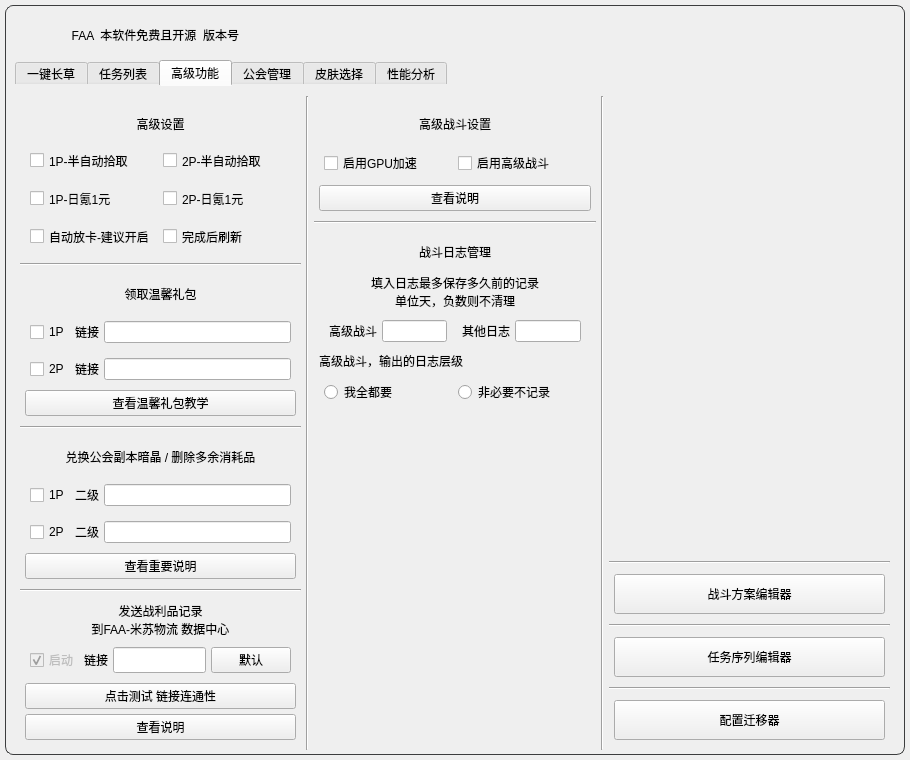
Before: the Qt Designer form resource/ui/FAA_3.0.ui in StareAbyss/FoodsVsMiceAutoAssistant, drawn with Qt 5.
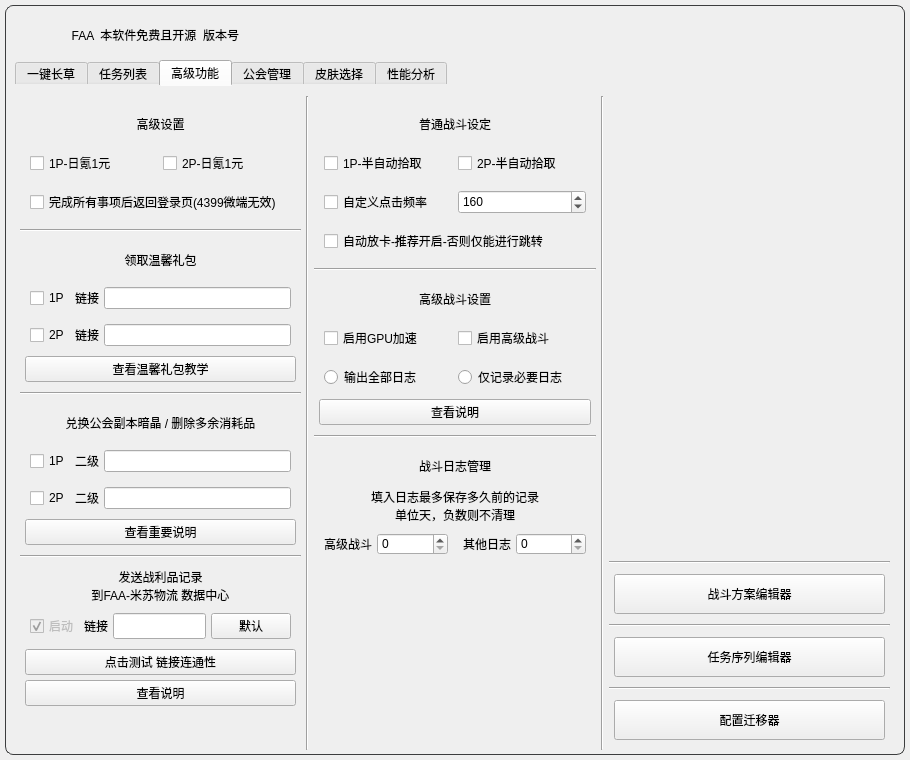
After: the same form once the commit is applied. The open tabs and pages were chosen to show the change. Icons and pictures are not drawn. Custom widgets are drawn as their Qt base class.

Commit message: feat: 允许用户在UI中自定义软件点击频率. 此外调整了高级设置中, 多项配置项的分类.

```diff
--- a/resource/ui/FAA_3.0.ui
+++ b/resource/ui/FAA_3.0.ui
@@ -8330,7 +8330,7 @@
             <number>0</number>
            </property>
            <item>
-            <layout class="QVBoxLayout" name="Lay_Tab3_Left" stretch="4,1,4,1,4,1,4">
+            <layout class="QVBoxLayout" name="Lay_Tab3_Left" stretch="0,0,0,0,0,0,0,0">
              <property name="spacing">
               <number>5</number>
              </property>
@@ -8347,7 +8347,7 @@
               <number>5</number>
              </property>
              <item>
-              <layout class="QVBoxLayout" name="Lay_AdvancedSettings" stretch="1,1,1,1">
+              <layout class="QVBoxLayout" name="Lay_AdvancedSettings" stretch="1,1,1">
                <property name="spacing">
                 <number>5</number>
                </property>
@@ -8380,79 +8380,7 @@
                 </widget>
                </item>
                <item>
-                <layout class="QHBoxLayout" name="Lay_AdvancedSettings_Center">
-                 <property name="leftMargin">
-                  <number>5</number>
-                 </property>
-                 <property name="topMargin">
-                  <number>5</number>
-                 </property>
-                 <property name="rightMargin">
-                  <number>5</number>
-                 </property>
-                 <property name="bottomMargin">
-                  <number>5</number>
-                 </property>
-                 <item>
-                  <widget class="QCheckBox" name="AutoPickUp_1P">
-                   <property name="enabled">
-                    <bool>true</bool>
-                   </property>
-                   <property name="sizePolicy">
-                    <sizepolicy hsizetype="Expanding" vsizetype="Expanding">
-                     <horstretch>0</horstretch>
-                     <verstretch>0</verstretch>
-                    </sizepolicy>
-                   </property>
-                   <property name="minimumSize">
-                    <size>
-                     <width>0</width>
-                     <height>0</height>
-                    </size>
-                   </property>
-                   <property name="maximumSize">
-                    <size>
-                     <width>1677215</width>
-                     <height>16777215</height>
-                    </size>
-                   </property>
-                   <property name="text">
-                    <string>1P-半自动拾取</string>
-                   </property>
-                  </widget>
-                 </item>
-                 <item>
-                  <widget class="QCheckBox" name="AutoPickUp_2P">
-                   <property name="enabled">
-                    <bool>true</bool>
-                   </property>
-                   <property name="sizePolicy">
-                    <sizepolicy hsizetype="Expanding" vsizetype="Expanding">
-                     <horstretch>0</horstretch>
-                     <verstretch>0</verstretch>
-                    </sizepolicy>
-                   </property>
-                   <property name="minimumSize">
-                    <size>
-                     <width>0</width>
-                     <height>0</height>
-                    </size>
-                   </property>
-                   <property name="maximumSize">
-                    <size>
-                     <width>1677215</width>
-                     <height>16777215</height>
-                    </size>
-                   </property>
-                   <property name="text">
-                    <string>2P-半自动拾取</string>
-                   </property>
-                  </widget>
-                 </item>
-                </layout>
-               </item>
-               <item>
-                <layout class="QHBoxLayout" name="Lay_AdvancedSettings_Center_2">
+                <layout class="QHBoxLayout" name="Lay_AdvancedSettings_2">
                  <property name="leftMargin">
                   <number>5</number>
                  </property>
@@ -8485,7 +8413,7 @@
                    <property name="maximumSize">
                     <size>
                      <width>1677215</width>
-                     <height>16777215</height>
+                     <height>100</height>
                     </size>
                    </property>
                    <property name="text">
@@ -8513,7 +8441,7 @@
                    <property name="maximumSize">
                     <size>
                      <width>1677215</width>
-                     <height>16777215</height>
+                     <height>100</height>
                     </size>
                    </property>
                    <property name="text">
@@ -8537,34 +8465,6 @@
                  <property name="bottomMargin">
                   <number>5</number>
                  </property>
-                 <item>
-                  <widget class="QCheckBox" name="AutoUseCard">
-                   <property name="enabled">
-                    <bool>true</bool>
-                   </property>
-                   <property name="sizePolicy">
-                    <sizepolicy hsizetype="Expanding" vsizetype="Expanding">
-                     <horstretch>0</horstretch>
-                     <verstretch>0</verstretch>
-                    </sizepolicy>
-                   </property>
-                   <property name="minimumSize">
-                    <size>
-                     <width>0</width>
-                     <height>0</height>
-                    </size>
-                   </property>
-                   <property name="maximumSize">
-                    <size>
-                     <width>1677215</width>
-                     <height>16777215</height>
-                    </size>
-                   </property>
-                   <property name="text">
-                    <string>自动放卡-建议开启</string>
-                   </property>
-                  </widget>
-                 </item>
                  <item>
                   <widget class="QCheckBox" name="EndExitGame">
                    <property name="enabled">
@@ -8585,7 +8485,7 @@
                    <property name="maximumSize">
                     <size>
                      <width>1677215</width>
-                     <height>16777215</height>
+                     <height>100</height>
                     </size>
                    </property>
                    <property name="mouseTracking">
@@ -8595,7 +8495,7 @@
                     <bool>false</bool>
                    </property>
                    <property name="text">
-                    <string>完成后刷新</string>
+                    <string>完成所有事项后返回登录页(4399微端无效)</string>
                    </property>
                    <property name="checkable">
                     <bool>true</bool>
@@ -8638,6 +8538,12 @@
                    <height>35</height>
                   </size>
                  </property>
+                 <property name="maximumSize">
+                  <size>
+                   <width>16777215</width>
+                   <height>35</height>
+                  </size>
+                 </property>
                  <property name="text">
                   <string>领取温馨礼包</string>
                  </property>
@@ -8680,7 +8586,7 @@
                    <property name="maximumSize">
                     <size>
                      <width>1677215</width>
-                     <height>16777215</height>
+                     <height>100</height>
                     </size>
                    </property>
                    <property name="text">
@@ -8690,6 +8596,18 @@
                  </item>
                  <item>
                   <widget class="QLabel" name="GetWarmGift_1P_Text">
+                   <property name="minimumSize">
+                    <size>
+                     <width>0</width>
+                     <height>0</height>
+                    </size>
+                   </property>
+                   <property name="maximumSize">
+                    <size>
+                     <width>16777215</width>
+                     <height>100</height>
+                    </size>
+                   </property>
                    <property name="text">
                     <string>链接</string>
                    </property>
@@ -8771,7 +8689,7 @@
                    <property name="maximumSize">
                     <size>
                      <width>1677215</width>
-                     <height>16777215</height>
+                     <height>100</height>
                     </size>
                    </property>
                    <property name="text">
@@ -8781,6 +8699,18 @@
                  </item>
                  <item>
                   <widget class="QLabel" name="GetWarmGift_2P_Text">
+                   <property name="minimumSize">
+                    <size>
+                     <width>0</width>
+                     <height>0</height>
+                    </size>
+                   </property>
+                   <property name="maximumSize">
+                    <size>
+                     <width>16777215</width>
+                     <height>100</height>
+                    </size>
+                   </property>
                    <property name="text">
                     <string>链接</string>
                    </property>
@@ -8845,7 +8775,7 @@
                  <property name="maximumSize">
                   <size>
                    <width>16777215</width>
-                   <height>16777215</height>
+                   <height>100</height>
                   </size>
                  </property>
                  <property name="toolTip">
@@ -8890,6 +8820,12 @@
                    <height>35</height>
                   </size>
                  </property>
+                 <property name="maximumSize">
+                  <size>
+                   <width>16777215</width>
+                   <height>35</height>
+                  </size>
+                 </property>
                  <property name="text">
                   <string>兑换公会副本暗晶 / 删除多余消耗品</string>
                  </property>
@@ -8932,7 +8868,7 @@
                    <property name="maximumSize">
                     <size>
                      <width>1677215</width>
-                     <height>16777215</height>
+                     <height>100</height>
                     </size>
                    </property>
                    <property name="text">
@@ -8942,6 +8878,18 @@
                  </item>
                  <item>
                   <widget class="QLabel" name="Level2_1P_Text">
+                   <property name="minimumSize">
+                    <size>
+                     <width>0</width>
+                     <height>0</height>
+                    </size>
+                   </property>
+                   <property name="maximumSize">
+                    <size>
+                     <width>16777215</width>
+                     <height>100</height>
+                    </size>
+                   </property>
                    <property name="text">
                     <string>二级</string>
                    </property>
@@ -9023,7 +8971,7 @@
                    <property name="maximumSize">
                     <size>
                      <width>1677215</width>
-                     <height>16777215</height>
+                     <height>100</height>
                     </size>
                    </property>
                    <property name="text">
@@ -9033,6 +8981,18 @@
                  </item>
                  <item>
                   <widget class="QLabel" name="Level2_2P_Text">
+                   <property name="minimumSize">
+                    <size>
+                     <width>0</width>
+                     <height>0</height>
+                    </size>
+                   </property>
+                   <property name="maximumSize">
+                    <size>
+                     <width>16777215</width>
+                     <height>100</height>
+                    </size>
+                   </property>
                    <property name="text">
                     <string>二级</string>
                    </property>
@@ -9097,7 +9057,7 @@
                  <property name="maximumSize">
                   <size>
                    <width>16777215</width>
-                   <height>16777215</height>
+                   <height>100</height>
                   </size>
                  </property>
                  <property name="toolTip">
@@ -9142,6 +9102,12 @@
                    <height>35</height>
                   </size>
                  </property>
+                 <property name="maximumSize">
+                  <size>
+                   <width>16777215</width>
+                   <height>35</height>
+                  </size>
+                 </property>
                  <property name="text">
                   <string>发送战利品记录
 到FAA-米苏物流 数据中心</string>
@@ -9185,7 +9151,7 @@
                    <property name="maximumSize">
                     <size>
                      <width>1677215</width>
-                     <height>16777215</height>
+                     <height>100</height>
                     </size>
                    </property>
                    <property name="text">
@@ -9207,6 +9173,18 @@
                      <verstretch>0</verstretch>
                     </sizepolicy>
                    </property>
+                   <property name="minimumSize">
+                    <size>
+                     <width>0</width>
+                     <height>0</height>
+                    </size>
+                   </property>
+                   <property name="maximumSize">
+                    <size>
+                     <width>16777215</width>
+                     <height>100</height>
+                    </size>
+                   </property>
                    <property name="text">
                     <string>链接</string>
                    </property>
@@ -9232,7 +9210,7 @@
                    <property name="maximumSize">
                     <size>
                      <width>250</width>
-                     <height>16777215</height>
+                     <height>100</height>
                     </size>
                    </property>
                    <property name="tabletTracking">
@@ -9269,7 +9247,7 @@
                    <property name="maximumSize">
                     <size>
                      <width>16777215</width>
-                     <height>16777215</height>
+                     <height>100</height>
                     </size>
                    </property>
                    <property name="toolTip">
@@ -9299,7 +9277,7 @@
                  <property name="maximumSize">
                   <size>
                    <width>16777215</width>
-                   <height>16777215</height>
+                   <height>100</height>
                   </size>
                  </property>
                  <property name="toolTip">
@@ -9327,7 +9305,7 @@
                  <property name="maximumSize">
                   <size>
                    <width>16777215</width>
-                   <height>16777215</height>
+                   <height>100</height>
                   </size>
                  </property>
                  <property name="toolTip">
@@ -9340,6 +9318,19 @@
                </item>
               </layout>
              </item>
+             <item>
+              <spacer name="verticalSpacer_12">
+               <property name="orientation">
+                <enum>Qt::Vertical</enum>
+               </property>
+               <property name="sizeHint" stdset="0">
+                <size>
+                 <width>20</width>
+                 <height>1000</height>
+                </size>
+               </property>
+              </spacer>
+             </item>
             </layout>
            </item>
            <item>
@@ -9350,7 +9341,7 @@
             </widget>
            </item>
            <item>
-            <layout class="QVBoxLayout" name="Lay_Tab3_Center" stretch="0,0,0,0">
+            <layout class="QVBoxLayout" name="Lay_Tab3_Center" stretch="0,0,0,0,0,0">
              <property name="spacing">
               <number>5</number>
              </property>
@@ -9367,7 +9358,252 @@
               <number>5</number>
              </property>
              <item>
-              <layout class="QVBoxLayout" name="Lay_senior_battle" stretch="1,0,0">
+              <layout class="QVBoxLayout" name="Lay_AdvancedSettings_5" stretch="1,0,0,0">
+               <property name="spacing">
+                <number>5</number>
+               </property>
+               <property name="leftMargin">
+                <number>5</number>
+               </property>
+               <property name="topMargin">
+                <number>5</number>
+               </property>
+               <property name="rightMargin">
+                <number>5</number>
+               </property>
+               <property name="bottomMargin">
+                <number>5</number>
+               </property>
+               <item>
+                <widget class="QLabel" name="AdvancedSettings_Text_2">
+                 <property name="minimumSize">
+                  <size>
+                   <width>0</width>
+                   <height>35</height>
+                  </size>
+                 </property>
+                 <property name="maximumSize">
+                  <size>
+                   <width>16777215</width>
+                   <height>35</height>
+                  </size>
+                 </property>
+                 <property name="text">
+                  <string>普通战斗设定</string>
+                 </property>
+                 <property name="alignment">
+                  <set>Qt::AlignCenter</set>
+                 </property>
+                </widget>
+               </item>
+               <item>
+                <layout class="QHBoxLayout" name="Lay_AdvancedSettings_1">
+                 <property name="leftMargin">
+                  <number>5</number>
+                 </property>
+                 <property name="topMargin">
+                  <number>5</number>
+                 </property>
+                 <property name="rightMargin">
+                  <number>5</number>
+                 </property>
+                 <property name="bottomMargin">
+                  <number>5</number>
+                 </property>
+                 <item>
+                  <widget class="QCheckBox" name="AutoPickUp_1P">
+                   <property name="enabled">
+                    <bool>true</bool>
+                   </property>
+                   <property name="sizePolicy">
+                    <sizepolicy hsizetype="Expanding" vsizetype="Expanding">
+                     <horstretch>0</horstretch>
+                     <verstretch>0</verstretch>
+                    </sizepolicy>
+                   </property>
+                   <property name="minimumSize">
+                    <size>
+                     <width>0</width>
+                     <height>0</height>
+                    </size>
+                   </property>
+                   <property name="maximumSize">
+                    <size>
+                     <width>1677215</width>
+                     <height>100</height>
+                    </size>
+                   </property>
+                   <property name="text">
+                    <string>1P-半自动拾取</string>
+                   </property>
+                  </widget>
+                 </item>
+                 <item>
+                  <widget class="QCheckBox" name="AutoPickUp_2P">
+                   <property name="enabled">
+                    <bool>true</bool>
+                   </property>
+                   <property name="sizePolicy">
+                    <sizepolicy hsizetype="Expanding" vsizetype="Expanding">
+                     <horstretch>0</horstretch>
+                     <verstretch>0</verstretch>
+                    </sizepolicy>
+                   </property>
+                   <property name="minimumSize">
+                    <size>
+                     <width>0</width>
+                     <height>0</height>
+                    </size>
+                   </property>
+                   <property name="maximumSize">
+                    <size>
+                     <width>1677215</width>
+                     <height>100</height>
+                    </size>
+                   </property>
+                   <property name="text">
+                    <string>2P-半自动拾取</string>
+                   </property>
+                  </widget>
+                 </item>
+                </layout>
+               </item>
+               <item>
+                <layout class="QHBoxLayout" name="Lay_AdvancedSettings_4">
+                 <property name="leftMargin">
+                  <number>5</number>
+                 </property>
+                 <property name="topMargin">
+                  <number>5</number>
+                 </property>
+                 <property name="rightMargin">
+                  <number>5</number>
+                 </property>
+                 <property name="bottomMargin">
+                  <number>5</number>
+                 </property>
+                 <item>
+                  <widget class="QCheckBox" name="CusCPS_Active">
+                   <property name="enabled">
+                    <bool>true</bool>
+                   </property>
+                   <property name="sizePolicy">
+                    <sizepolicy hsizetype="Expanding" vsizetype="Expanding">
+                     <horstretch>0</horstretch>
+                     <verstretch>0</verstretch>
+                    </sizepolicy>
+                   </property>
+                   <property name="minimumSize">
+                    <size>
+                     <width>0</width>
+                     <height>0</height>
+                    </size>
+                   </property>
+                   <property name="maximumSize">
+                    <size>
+                     <width>1677215</width>
+                     <height>100</height>
+                    </size>
+                   </property>
+                   <property name="toolTip">
+                    <string>不激活即为使用默认值160(每秒)</string>
+                   </property>
+                   <property name="text">
+                    <string>自定义点击频率</string>
+                   </property>
+                  </widget>
+                 </item>
+                 <item>
+                  <widget class="QSpinBox" name="CusCPS_Value">
+                   <property name="sizePolicy">
+                    <sizepolicy hsizetype="Expanding" vsizetype="Fixed">
+                     <horstretch>0</horstretch>
+                     <verstretch>0</verstretch>
+                    </sizepolicy>
+                   </property>
+                   <property name="minimumSize">
+                    <size>
+                     <width>0</width>
+                     <height>0</height>
+                    </size>
+                   </property>
+                   <property name="maximumSize">
+                    <size>
+                     <width>16777215</width>
+                     <height>100</height>
+                    </size>
+                   </property>
+                   <property name="toolTip">
+                    <string>默认值160(每秒)， 设定过高或过低的值可能造成各种问题!</string>
+                   </property>
+                   <property name="minimum">
+                    <number>100</number>
+                   </property>
+                   <property name="maximum">
+                    <number>300</number>
+                   </property>
+                   <property name="value">
+                    <number>160</number>
+                   </property>
+                  </widget>
+                 </item>
+                </layout>
+               </item>
+               <item>
+                <layout class="QHBoxLayout" name="Lay_AdvancedSettings_6">
+                 <property name="leftMargin">
+                  <number>5</number>
+                 </property>
+                 <property name="topMargin">
+                  <number>5</number>
+                 </property>
+                 <property name="rightMargin">
+                  <number>5</number>
+                 </property>
+                 <property name="bottomMargin">
+                  <number>5</number>
+                 </property>
+                 <item>
+                  <widget class="QCheckBox" name="AutoUseCard">
+                   <property name="enabled">
+                    <bool>true</bool>
+                   </property>
+                   <property name="sizePolicy">
+                    <sizepolicy hsizetype="Expanding" vsizetype="Expanding">
+                     <horstretch>0</horstretch>
+                     <verstretch>0</verstretch>
+                    </sizepolicy>
+                   </property>
+                   <property name="minimumSize">
+                    <size>
+                     <width>0</width>
+                     <height>0</height>
+                    </size>
+                   </property>
+                   <property name="maximumSize">
+                    <size>
+                     <width>1677215</width>
+                     <height>100</height>
+                    </size>
+                   </property>
+                   <property name="text">
+                    <string>自动放卡-推荐开启-否则仅能进行跳转</string>
+                   </property>
+                  </widget>
+                 </item>
+                </layout>
+               </item>
+              </layout>
+             </item>
+             <item>
+              <widget class="Line" name="line_10">
+               <property name="orientation">
+                <enum>Qt::Horizontal</enum>
+               </property>
+              </widget>
+             </item>
+             <item>
+              <layout class="QVBoxLayout" name="Lay_senior_battle" stretch="1,0,0,0">
                <property name="spacing">
                 <number>5</number>
                </property>
@@ -9418,6 +9654,18 @@
                      <verstretch>0</verstretch>
                     </sizepolicy>
                    </property>
+                   <property name="minimumSize">
+                    <size>
+                     <width>0</width>
+                     <height>0</height>
+                    </size>
+                   </property>
+                   <property name="maximumSize">
+                    <size>
+                     <width>16777215</width>
+                     <height>100</height>
+                    </size>
+                   </property>
                    <property name="text">
                     <string>启用GPU加速</string>
                    </property>
@@ -9440,7 +9688,7 @@
                    <property name="maximumSize">
                     <size>
                      <width>16777215</width>
-                     <height>16777215</height>
+                     <height>100</height>
                     </size>
                    </property>
                    <property name="toolTip">
@@ -9453,6 +9701,63 @@
                  </item>
                 </layout>
                </item>
+               <item>
+                <layout class="QHBoxLayout" name="Lay_senior_battle_2" stretch="1,1">
+                 <property name="spacing">
+                  <number>5</number>
+                 </property>
+                 <property name="leftMargin">
+                  <number>5</number>
+                 </property>
+                 <property name="topMargin">
+                  <number>5</number>
+                 </property>
+                 <property name="rightMargin">
+                  <number>5</number>
+                 </property>
+                 <property name="bottomMargin">
+                  <number>5</number>
+                 </property>
+                 <item>
+                  <widget class="QRadioButton" name="all_senior_log">
+                   <property name="minimumSize">
+                    <size>
+                     <width>0</width>
+                     <height>0</height>
+                    </size>
+                   </property>
+                   <property name="maximumSize">
+                    <size>
+                     <width>16777215</width>
+                     <height>100</height>
+                    </size>
+                   </property>
+                   <property name="text">
+                    <string>输出全部日志</string>
+                   </property>
+                  </widget>
+                 </item>
+                 <item>
+                  <widget class="QRadioButton" name="indeed_need">
+                   <property name="minimumSize">
+                    <size>
+                     <width>0</width>
+                     <height>0</height>
+                    </size>
+                   </property>
+                   <property name="maximumSize">
+                    <size>
+                     <width>16777215</width>
+                     <height>100</height>
+                    </size>
+                   </property>
+                   <property name="text">
+                    <string>仅记录必要日志</string>
+                   </property>
+                  </widget>
+                 </item>
+                </layout>
+               </item>
                <item>
                 <widget class="QPushButton" name="Battle_senior_Tip">
                  <property name="sizePolicy">
@@ -9470,7 +9775,7 @@
                  <property name="maximumSize">
                   <size>
                    <width>16777215</width>
-                   <height>16777215</height>
+                   <height>100</height>
                   </size>
                  </property>
                  <property name="toolTip">
@@ -9521,6 +9826,12 @@
                    <height>35</height>
                   </size>
                  </property>
+                 <property name="maximumSize">
+                  <size>
+                   <width>16777215</width>
+                   <height>35</height>
+                  </size>
+                 </property>
                  <property name="text">
                   <string>战斗日志管理</string>
                  </property>
@@ -9528,6 +9839,18 @@
                </item>
                <item>
                 <widget class="QLabel" name="label_7">
+                 <property name="minimumSize">
+                  <size>
+                   <width>0</width>
+                   <height>35</height>
+                  </size>
+                 </property>
+                 <property name="maximumSize">
+                  <size>
+                   <width>16777215</width>
+                   <height>35</height>
+                  </size>
+                 </property>
                  <property name="text">
                   <string>填入日志最多保存多久前的记录
 单位天，负数则不清理</string>
@@ -9540,19 +9863,19 @@
                <item>
                 <layout class="QHBoxLayout" name="horizontalLayout_13">
                  <property name="leftMargin">
-                  <number>5</number>
+                  <number>0</number>
                  </property>
                  <property name="topMargin">
                   <number>5</number>
                  </property>
                  <property name="rightMargin">
-                  <number>5</number>
+                  <number>0</number>
                  </property>
                  <property name="bottomMargin">
                   <number>5</number>
                  </property>
                  <item>
-                  <layout class="QHBoxLayout" name="horizontalLayout">
+                  <layout class="QHBoxLayout" name="horizontalLayout" stretch="2,3">
                    <property name="spacing">
                     <number>5</number>
                    </property>
@@ -9582,6 +9905,12 @@
                        <height>0</height>
                       </size>
                      </property>
+                     <property name="maximumSize">
+                      <size>
+                       <width>16777215</width>
+                       <height>100</height>
+                      </size>
+                     </property>
                      <property name="text">
                       <string>高级战斗</string>
                      </property>
@@ -9590,29 +9919,32 @@
                      </property>
                     </widget>
                    </item>
-                   <item alignment="Qt::AlignRight">
-                    <widget class="QLineEdit" name="senior_log_clean">
+                   <item>
+                    <widget class="QSpinBox" name="senior_log_clean">
                      <property name="sizePolicy">
                       <sizepolicy hsizetype="Expanding" vsizetype="Expanding">
                        <horstretch>0</horstretch>
                        <verstretch>0</verstretch>
                       </sizepolicy>
                      </property>
+                     <property name="minimumSize">
+                      <size>
+                       <width>0</width>
+                       <height>0</height>
+                      </size>
+                     </property>
                      <property name="maximumSize">
                       <size>
-                       <width>1000</width>
-                       <height>16777215</height>
+                       <width>16777215</width>
+                       <height>100</height>
                       </size>
                      </property>
-                     <property name="placeholderText">
-                      <string/>
-                     </property>
                     </widget>
                    </item>
                   </layout>
                  </item>
                  <item>
-                  <layout class="QHBoxLayout" name="horizontalLayout_2">
+                  <layout class="QHBoxLayout" name="horizontalLayout_2" stretch="2,3">
                    <property name="spacing">
                     <number>5</number>
                    </property>
@@ -9642,80 +9974,43 @@
                        <height>0</height>
                       </size>
                      </property>
+                     <property name="maximumSize">
+                      <size>
+                       <width>16777215</width>
+                       <height>100</height>
+                      </size>
+                     </property>
                      <property name="text">
                       <string>其他日志</string>
                      </property>
                     </widget>
                    </item>
-                   <item alignment="Qt::AlignRight">
-                    <widget class="QLineEdit" name="other_log_clean">
+                   <item>
+                    <widget class="QSpinBox" name="other_log_clean">
                      <property name="sizePolicy">
                       <sizepolicy hsizetype="Expanding" vsizetype="Expanding">
                        <horstretch>0</horstretch>
                        <verstretch>0</verstretch>
                       </sizepolicy>
                      </property>
+                     <property name="minimumSize">
+                      <size>
+                       <width>0</width>
+                       <height>0</height>
+                      </size>
+                     </property>
                      <property name="maximumSize">
                       <size>
-                       <width>1000</width>
-                       <height>16777215</height>
+                       <width>16777215</width>
+                       <height>100</height>
                       </size>
                      </property>
-                     <property name="text">
-                      <string/>
-                     </property>
-                     <property name="placeholderText">
-                      <string/>
-                     </property>
                     </widget>
                    </item>
                   </layout>
                  </item>
                 </layout>
                </item>
-               <item>
-                <widget class="QLabel" name="label_6">
-                 <property name="text">
-                  <string>高级战斗，输出的日志层级</string>
-                 </property>
-                 <property name="alignment">
-                  <set>Qt::AlignLeading|Qt::AlignLeft|Qt::AlignVCenter</set>
-                 </property>
-                </widget>
-               </item>
-               <item>
-                <layout class="QHBoxLayout" name="Lay_senior_battle_2" stretch="1,1">
-                 <property name="spacing">
-                  <number>5</number>
-                 </property>
-                 <property name="leftMargin">
-                  <number>5</number>
-                 </property>
-                 <property name="topMargin">
-                  <number>5</number>
-                 </property>
-                 <property name="rightMargin">
-                  <number>5</number>
-                 </property>
-                 <property name="bottomMargin">
-                  <number>5</number>
-                 </property>
-                 <item>
-                  <widget class="QRadioButton" name="all_senior_log">
-                   <property name="text">
-                    <string>我全都要</string>
-                   </property>
-                  </widget>
-                 </item>
-                 <item>
-                  <widget class="QRadioButton" name="indeed_need">
-                   <property name="text">
-                    <string>非必要不记录</string>
-                   </property>
-                  </widget>
-                 </item>
-                </layout>
-               </item>
               </layout>
              </item>
              <item>
```
Left out of the diff: 8 changed lines with no effect on the pictures. The commit also changes 5 other files.
